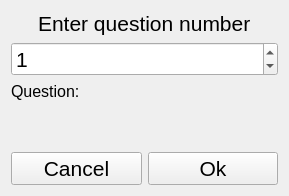
This is v2/ui-files/seek.ui in LuuppiChan/luupycards as Qt 5 draws it before an edit. The edited form follows.
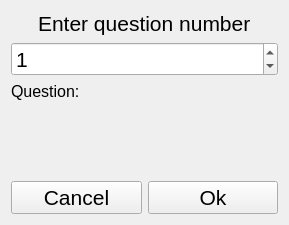
This is the edited form.

What changed in the file:
```diff
--- a/v2/ui-files/seek.ui
+++ b/v2/ui-files/seek.ui
@@ -7,7 +7,7 @@
     <x>0</x>
     <y>0</y>
     <width>289</width>
-    <height>196</height>
+    <height>225</height>
    </rect>
   </property>
   <property name="sizePolicy">
@@ -16,12 +16,6 @@
     <verstretch>0</verstretch>
    </sizepolicy>
   </property>
-  <property name="maximumSize">
-   <size>
-    <width>289</width>
-    <height>196</height>
-   </size>
-  </property>
   <property name="font">
    <font>
     <pointsize>16</pointsize>
```
